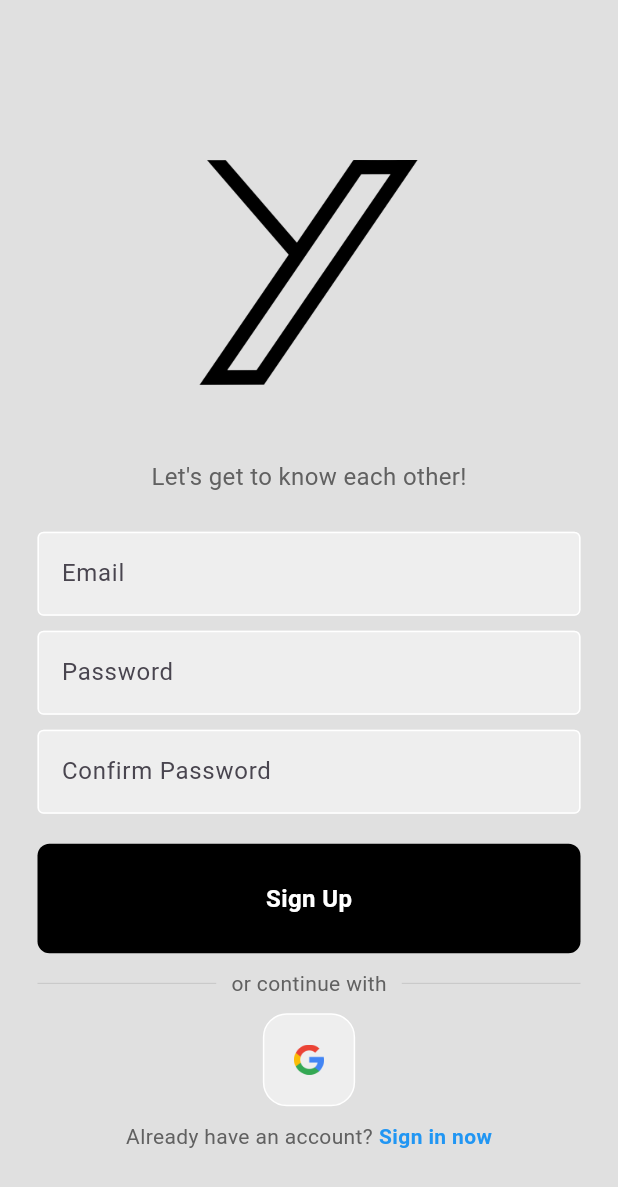
After one commit to naroitant/Y, a Flutter app: the screen it shows after launch, after a tap on "Register now", on a phone screen of 412 x 824 dp. The commit adds this screen. Shown: the top 1187 px of the screen. Run offline on Flutter 3.47's test engine with Material 3 defaults, Android fonts, the phone set to English and light mode, and no system bars; our stand-ins replace cached_network_image, dio, equatable, firebase_auth, firebase_core, flutter_bloc and 3 more; accounts and stored records are empty; network calls fail.

Commit message:
Added the register page.

```diff
--- a/lib/configuration/navigation/app_router_configuration.dart
+++ b/lib/configuration/navigation/app_router_configuration.dart
@@ -3,7 +3,7 @@ import 'package:go_router/go_router.dart';
 import 'package:y/features/home/home_page.dart';
 import 'package:y/features/navigation/main_screen.dart';
 
-import 'package:y/features/login/login_page.dart';
+import 'package:y/features/auth/login_page.dart';
 import 'app_routes.dart';
 
 class AppRouterConfiguration {
@@ -34,7 +34,7 @@ class AppRouterConfiguration {
               name: AppRoutes.profile.name,
               path: AppRoutes.profile.path,
               //builder: (context, state) => const Center(child: Text('profile'))
-              builder: (context, state) => LoginPage(),
+              builder: (context, state) => LoginPage(onTap: () {  },),
             ),
             GoRoute(
               name: AppRoutes.settings.name,
--- a/lib/features/auth/auth_page.dart
+++ b/lib/features/auth/auth_page.dart
@@ -1,7 +1,9 @@
 import 'package:firebase_auth/firebase_auth.dart';
 import 'package:flutter/material.dart';
 import 'package:y/features/home/home_page.dart';
-import 'package:y/features/login/login_page.dart';
+import 'package:y/features/auth/login_page.dart';
+
+import 'login_or_register.dart';
 
 class AuthPage extends StatelessWidget {
   const AuthPage({super.key});
@@ -19,7 +21,7 @@ class AuthPage extends StatelessWidget {
 
           // The user is not logged in.
           else {
-            return LoginPage();
+            return LoginOrRegisterPage();
           }
         },
       ),
--- /dev/null
+++ b/lib/features/auth/login_or_register.dart
@@ -0,0 +1,38 @@
+import 'package:firebase_auth/firebase_auth.dart';
+import 'package:flutter/material.dart';
+
+import 'package:y/features/home/home_page.dart';
+import 'package:y/features/auth/login_page.dart';
+import 'package:y/features/auth/register_page.dart';
+
+class LoginOrRegisterPage extends StatefulWidget {
+  const LoginOrRegisterPage({super.key});
+
+  @override
+  State<LoginOrRegisterPage> createState() => _LoginOrRegisterPageState();
+}
+
+class _LoginOrRegisterPageState extends State<LoginOrRegisterPage> {
+  // Initially show the login page.
+  bool showLoginPage = true;
+
+  // Toggle between the login and register pages.
+  void togglePages() {
+    setState(() {
+      showLoginPage = !showLoginPage;
+    });
+  }
+
+  @override
+  Widget build(BuildContext context) {
+    if (showLoginPage) {
+      return LoginPage(
+        onTap: togglePages,
+      );
+    } else {
+      return RegisterPage(
+        onTap: togglePages,
+      );
+    }
+  }
+}
--- /dev/null
+++ b/lib/features/auth/login_page.dart
@@ -0,0 +1,228 @@
+import 'dart:math';
+import 'package:firebase_auth/firebase_auth.dart';
+import 'package:flutter/material.dart';
+
+import 'package:y/features/auth/widgets/my_button.dart';
+import 'package:y/features/auth/widgets/square_tile.dart';
+import 'package:y/features/auth/widgets/my_textfield.dart';
+
+String generateWelcomeMessage() {
+  int randomInt = Random().nextInt(5);
+  String welcomeMessage;
+
+  if (randomInt == 1) {
+    welcomeMessage = "y tho?";
+  } else if (randomInt == 2) {
+    welcomeMessage = "уъу";
+  } else {
+    welcomeMessage = "Welcome back!";
+  }
+
+  return welcomeMessage;
+}
+
+class LoginPage extends StatefulWidget {
+  final Function()? onTap;
+  LoginPage({super.key, required this.onTap});
+
+  @override
+  State<LoginPage> createState() => _LoginPageState();
+}
+
+class _LoginPageState extends State<LoginPage> {
+  // Text editing controllers.
+  final emailController = TextEditingController();
+  final passwordController = TextEditingController();
+
+  // The sign-in method.
+  void signUserIn() async {
+    // Show the loading circle.
+    showDialog(
+      context: context,
+      builder: (context) {
+        return const Center(
+          child: CircularProgressIndicator(),
+        );
+      },
+    );
+
+    // Try signing in.
+    try {
+      await FirebaseAuth.instance.signInWithEmailAndPassword(
+        email: emailController.text,
+        password: passwordController.text,
+      );
+      // Pop the loading circle.
+      Navigator.pop(context);
+    } on FirebaseAuthException catch (e) {
+      // Pop the loading circle.
+      Navigator.pop(context);
+      if (e.code == 'invalid-credential') {
+        invalidCredentialMessage('Invalid email or password.');
+      }
+    }
+  }
+
+  // Show the error to the user.
+  void invalidCredentialMessage(String text) {
+    showDialog(
+      context: context,
+      builder: (context) {
+        return AlertDialog(
+          title:
+            Center(
+              child: Text(
+                text,
+              ),
+            ),
+          actions: [
+            TextButton(
+              onPressed: () {
+                Navigator.of(context).pop();
+              },
+              child: const Text('Close'),
+            )
+          ],
+        );
+      }
+    );
+  }
+
+  @override
+  Widget build(BuildContext context) {
+    return Scaffold(
+      backgroundColor: Colors.grey[300],
+      body: SafeArea(
+        child: Center(
+          child: SingleChildScrollView(
+            child: Column(
+              mainAxisAlignment: MainAxisAlignment.center,
+              children: [
+                const SizedBox(height: 50),
+
+                // The logo of our application.
+                Image.asset('lib/images/y_logo_black.png', height: 150,),
+
+                const SizedBox(height: 50),
+
+                // The welcome message.
+                Text(
+                  generateWelcomeMessage(),
+                  style: TextStyle(
+                    color: Colors.grey[700],
+                    fontSize: 16,
+                  ),
+                ),
+
+                const SizedBox(height: 25),
+
+                // The username text field.
+                MyTextField(
+                  controller: emailController,
+                  hintText: 'Email',
+                  obscureText: false,
+                ),
+
+                const SizedBox(height: 10),
+
+                // The password text field.
+                MyTextField(
+                  controller: passwordController,
+                  hintText: 'Password',
+                  obscureText: true,
+                ),
+
+                const SizedBox(height: 4),
+
+                // Forgot your password?
+                Padding(
+                  padding: const EdgeInsets.symmetric(horizontal: 25.0),
+                  child: Row(
+                    mainAxisAlignment: MainAxisAlignment.end,
+                    children: [
+                      Text(
+                        'Forgot your password?',
+                        style: TextStyle(color: Colors.grey[600]),
+                      ),
+                    ],
+                  ),
+                ),
+
+                const SizedBox(height: 10),
+
+                // Sign In.
+                MyButton(
+                  text: 'Sign In',
+                  onTap: signUserIn,
+                ),
+
+                const SizedBox(height: 10),
+
+                // Suggest 3rd party authentication.
+                Padding(
+                  padding: const EdgeInsets.symmetric(horizontal: 25.0),
+                  child: Row(
+                    children: [
+                      Expanded(
+                        child: Divider(
+                          thickness: 0.5,
+                          color: Colors.grey[400],
+                        ),
+                      ),
+                      Padding(
+                        padding: const EdgeInsets.symmetric(horizontal: 10.0),
+                        child: Text(
+                          'or continue with',
+                          style: TextStyle(color: Colors.grey[700]),
+                        ),
+                      ),
+                      Expanded(
+                        child: Divider(
+                          thickness: 0.5,
+                          color: Colors.grey[400],
+                        ),
+                      ),
+                    ],
+                  ),
+                ),
+
+                const SizedBox(height: 10),
+
+                Row(
+                  mainAxisAlignment: MainAxisAlignment.center,
+                  children: [
+                    SquareTile(imagePath: 'lib/images/google_logo.png'),
+                  ],
+                ),
+
+                const SizedBox(height: 10),
+
+                // Sign Up.
+                Row(
+                    mainAxisAlignment: MainAxisAlignment.center,
+                    children: [
+                      Text(
+                        'Not a member?',
+                        style: TextStyle(color: Colors.grey[700]),
+                      ),
+                      const SizedBox(width: 4),
+                      GestureDetector(
+                        onTap: widget.onTap,
+                        child: const Text(
+                          'Register now',
+                          style: TextStyle(
+                              color: Colors.blue,
+                              fontWeight: FontWeight.bold
+                          ),
+                        ),
+                      )
+                    ]
+                ),
+              ],
+            ),
+          ),
+        ),
+      ),
+    );
+  }
+}
--- /dev/null
+++ b/lib/features/auth/register_page.dart
@@ -0,0 +1,206 @@
+import 'package:firebase_auth/firebase_auth.dart';
+import 'package:flutter/material.dart';
+
+import 'package:y/features/auth/widgets/my_button.dart';
+import 'package:y/features/auth/widgets/square_tile.dart';
+import 'package:y/features/auth/widgets/my_textfield.dart';
+
+class RegisterPage extends StatefulWidget {
+  final Function()? onTap;
+  const RegisterPage({super.key, required this.onTap});
+
+  @override
+  State<RegisterPage> createState() => _RegisterPageState();
+}
+
+class _RegisterPageState extends State<RegisterPage> {
+  // Text editing controllers.
+  final emailController = TextEditingController();
+  final passwordController = TextEditingController();
+  final confirmPasswordController = TextEditingController();
+
+  // The sign-up method.
+  void signUserUp() async {
+    // Show the loading circle.
+    showDialog(
+      context: context,
+      builder: (context) {
+        return const Center(
+          child: CircularProgressIndicator(),
+        );
+      },
+    );
+
+    // Try signing up.
+    if (passwordController.text == confirmPasswordController.text) {
+      await FirebaseAuth.instance.createUserWithEmailAndPassword(
+        email: emailController.text,
+        password: passwordController.text,
+      );
+      // Pop the loading circle.
+      Navigator.pop(context);
+    } else {
+      Navigator.pop(context);
+      // Show the error message.
+      invalidCredentialMessage('The passwords do not match.');
+    }
+  }
+
+  // Show the error to the user.
+  void invalidCredentialMessage(String text) {
+    showDialog(
+      context: context,
+      builder: (context) {
+        return AlertDialog(
+          title:
+            Center(
+              child:
+                Text(
+                  text,
+                ),
+            ),
+          actions: [
+            TextButton(
+              onPressed: () {
+                Navigator.of(context).pop();
+              },
+              child: const Text('Close'),
+            )
+          ],
+        );
+      }
+    );
+  }
+
+  @override
+  Widget build(BuildContext context) {
+    return Scaffold(
+      backgroundColor: Colors.grey[300],
+      body: SafeArea(
+        child: Center(
+          child: SingleChildScrollView(
+            child: Column(
+              mainAxisAlignment: MainAxisAlignment.center,
+              children: [
+                const SizedBox(height: 50),
+
+                // The logo of our application.
+                Image.asset('lib/images/y_logo_black.png', height: 150,),
+
+                const SizedBox(height: 50),
+
+                // The welcome message.
+                Text(
+                  'Let\'s get to know each other!',
+                  style: TextStyle(
+                    color: Colors.grey[700],
+                    fontSize: 16,
+                  ),
+                ),
+
+                const SizedBox(height: 25),
+
+                // The username text field.
+                MyTextField(
+                  controller: emailController,
+                  hintText: 'Email',
+                  obscureText: false,
+                ),
+
+                const SizedBox(height: 10),
+
+                // The password text field.
+                MyTextField(
+                  controller: passwordController,
+                  hintText: 'Password',
+                  obscureText: true,
+                ),
+
+                const SizedBox(height: 10),
+
+                // The password confirmation text field.
+                MyTextField(
+                  controller: confirmPasswordController,
+                  hintText: 'Confirm Password',
+                  obscureText: true,
+                ),
+
+                const SizedBox(height: 20),
+
+                // Sign In.
+                MyButton(
+                  text: 'Sign Up',
+                  onTap: signUserUp,
+                ),
+
+                const SizedBox(height: 10),
+
+                // Suggest 3rd party authentication.
+                Padding(
+                  padding: const EdgeInsets.symmetric(horizontal: 25.0),
+                  child: Row(
+                    children: [
+                      Expanded(
+                        child: Divider(
+                          thickness: 0.5,
+                          color: Colors.grey[400],
+                        ),
+                      ),
+                      Padding(
+                        padding: const EdgeInsets.symmetric(horizontal: 10.0),
+                        child: Text(
+                          'or continue with',
+                          style: TextStyle(color: Colors.grey[700]),
+                        ),
+                      ),
+                      Expanded(
+                        child: Divider(
+                          thickness: 0.5,
+                          color: Colors.grey[400],
+                        ),
+                      ),
+                    ],
+                  ),
+                ),
+
+                const SizedBox(height: 10),
+
+                // The Google logo.
+                Row(
+                  mainAxisAlignment: MainAxisAlignment.center,
+                  children: [
+                    SquareTile(imagePath: 'lib/images/google_logo.png'),
+                  ],
+                ),
+
+                const SizedBox(height: 10),
+
+                // Sign Up.
+                Row(
+                    mainAxisAlignment: MainAxisAlignment.center,
+                    children: [
+                      Text(
+                        'Already have an account?',
+                        style: TextStyle(color: Colors.grey[700]),
+                      ),
+                      const SizedBox(width: 4),
+                      GestureDetector(
+                        onTap: widget.onTap,
+                        child: const Text(
+                          'Sign in now',
+                          style: TextStyle(
+                              color: Colors.blue,
+                              fontWeight: FontWeight.bold
+                          ),
+                        ),
+                      ),
+                    ]
+                ),
+              ],
+            ),
+          ),
+        ),
+      ),
+    );
+  }
+}
--- a/lib/features/login/widgets/my_button.dart
+++ b/lib/features/auth/widgets/my_button.dart
@@ -2,8 +2,13 @@ import 'package:flutter/material.dart';
 
 class MyButton extends StatelessWidget {
   final Function()? onTap;
+  final String text;
 
-  const MyButton({super.key, required this.onTap});
+  const MyButton({
+    super.key,
+    required this.onTap,
+    required this.text,
+  });
 
   @override
   Widget build(BuildContext context) {
@@ -16,10 +21,10 @@ class MyButton extends StatelessWidget {
           color: Colors.black,
           borderRadius: BorderRadius.circular(8),
         ),
-        child: const Center(
+        child: Center(
           child: Text(
-            "Sign In",
-            style: TextStyle(
+            text,
+            style: const TextStyle(
               color: Colors.white,
               fontWeight: FontWeight.bold,
               fontSize: 16,
```
Also changed, not shown: lib/features/login/login_page.dart (deleted, +0 -221 lines), lib/features/auth/widgets/my_textfield.dart (renamed from lib/features/login/widgets/textfield.dart), lib/features/auth/widgets/square_tile.dart (renamed from lib/features/login/widgets/square_tile.dart).
